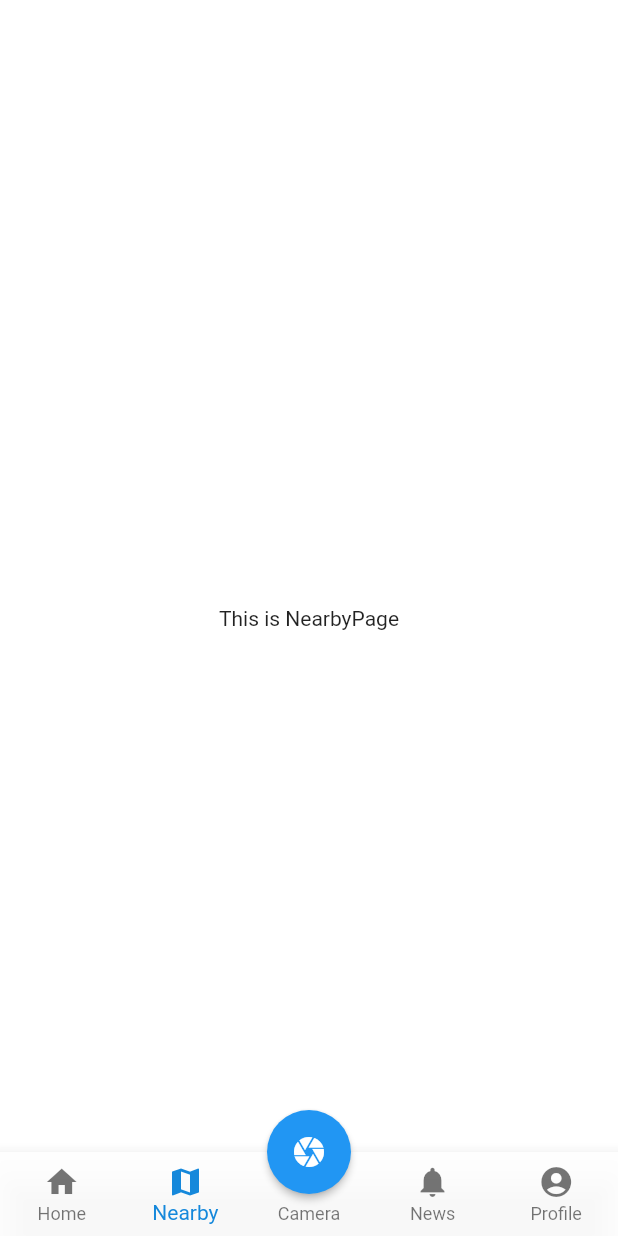
After one commit to buingohoanglong/bkconnect, a Flutter app: the BasePage screen opened directly, item 2 of the bottom bar chosen, after a tap on the "camera" icon, on a phone screen of 412 x 824 dp. The commit adds this screen. Run offline on Flutter 3.47's test engine with Material 2 defaults, Android fonts, the light colour scheme and no system bars.

Commit message:
new changes

```diff
--- /dev/null
+++ b/lib/basePage.dart
@@ -0,0 +1,86 @@
+import 'package:bkconnect/UserInfo.dart';
+import 'package:bkconnect/camera.dart';
+import 'package:flutter/material.dart';
+import 'homePage.dart';
+import 'ProfilePage.dart';
+import 'nearbyPage.dart';
+import 'newsPage.dart';
+
+
+class BasePage extends StatefulWidget {
+  BasePage({this.info});
+
+  final UserInfo info;
+
+  @override
+  _BasePageState createState() => _BasePageState();
+}
+
+class _BasePageState extends State<BasePage> {
+  int _selectedIndex;
+  List<Widget> _pages;
+
+  @override
+  void initState() {
+    _selectedIndex = 0;
+    _pages = [
+      HomePage(info: widget.info),
+      NearbyPage(info: widget.info),
+      CameraPage(info: widget.info),
+      NewsPage(info: widget.info),
+      ProfilePage(info: widget.info),
+    ];
+  }
+
+
+  void _onItemTapped(int index) {
+    setState(() {
+      if (index == 2) return;
+      this._selectedIndex = index;
+    });
+  }
+
+
+  @override
+  Widget build(BuildContext context) {
+    return Scaffold(
+      body: this._pages[this._selectedIndex],
+      floatingActionButtonLocation: FloatingActionButtonLocation.centerDocked,
+      floatingActionButton: FloatingActionButton(
+        onPressed: () {},
+//        tooltip: 'Camera',
+        child: Icon(Icons.camera),
+        elevation: 2.0,
+      ),
+      bottomNavigationBar: BottomNavigationBar(
+        type: BottomNavigationBarType.fixed,
+        backgroundColor: const Color(0xe5ffffff),
+        items: const <BottomNavigationBarItem>[
+          BottomNavigationBarItem(
+            icon: Icon(Icons.home),
+            title: Text('Home'),
+          ),
+          BottomNavigationBarItem(
+            icon: Icon(Icons.map),
+            title: Text('Nearby'),
+          ),
+          BottomNavigationBarItem(
+            icon: Icon(Icons.add),
+            title: Text('Camera'),
+          ),
+          BottomNavigationBarItem(
+            icon: Icon(Icons.notifications),
+            title: Text('News'),
+          ),
+          BottomNavigationBarItem(
+            icon: Icon(Icons.account_circle),
+            title: Text('Profile'),
+          ),
+        ],
+        currentIndex: this._selectedIndex,
+        selectedItemColor: Color(0xff1588db),
+        onTap: this._onItemTapped,
+      ),
+    );
+  }
+}
--- /dev/null
+++ b/lib/homePage.dart
@@ -0,0 +1,33 @@
+import 'package:bkconnect/UserInfo.dart';
+import 'package:flutter/material.dart';
+import 'widgets.dart';
+
+
+class HomePage extends StatefulWidget {
+  HomePage({this.info});
+
+  final UserInfo info;
+
+  @override
+  _HomePageState createState() => _HomePageState();
+}
+
+class _HomePageState extends State<HomePage> {
+
+
+  @override
+  Widget build(BuildContext context) {
+    return SingleChildScrollView(
+      child:Container(
+        alignment: Alignment.center,
+        height: MediaQuery.of(context).size.height,
+        width: MediaQuery.of(context).size.width,
+        decoration: BoxDecoration(
+          borderRadius: BorderRadius.all(Radius.circular(30)),
+          color: Colors.white),
+        child: Text("This is HomePage"),
+      ),
+    );
+  }
+
+}
--- a/lib/loginPage.dart
+++ b/lib/loginPage.dart
@@ -5,7 +5,7 @@ import 'package:http/http.dart' as http;
 import 'UserInfo.dart';
 import 'dart:convert';
 import 'widgets.dart' as wgt;
-
+import 'basePage.dart';
 
 
 class LoginPage extends StatefulWidget {
@@ -41,7 +41,7 @@ class _LoginPageState extends State<LoginPage> {
     var info = UserInfo.fromMap(msg["body"]);
     Navigator.push(
       context,
-      MaterialPageRoute(builder: (context) => ProfilePage(info: info))
+      MaterialPageRoute(builder: (context) => BasePage(info: info))
     );
   }
 
--- /dev/null
+++ b/lib/nearbyPage.dart
@@ -0,0 +1,33 @@
+import 'package:bkconnect/UserInfo.dart';
+import 'package:flutter/material.dart';
+import 'widgets.dart';
+
+
+class NearbyPage extends StatefulWidget {
+  NearbyPage({this.info});
+
+  final UserInfo info;
+
+  @override
+  _NearbyPageState createState() => _NearbyPageState();
+}
+
+class _NearbyPageState extends State<NearbyPage> {
+
+
+  @override
+  Widget build(BuildContext context) {
+    return SingleChildScrollView(
+      child:Container(
+        alignment: Alignment.center,
+        height: MediaQuery.of(context).size.height,
+        width: MediaQuery.of(context).size.width,
+        decoration: BoxDecoration(
+          borderRadius: BorderRadius.all(Radius.circular(30)),
+          color: Colors.white),
+        child: Text("This is NearbyPage"),
+      ),
+    );
+  }
+
+}
```
Also changed, not shown: lib/ProfilePage.dart (added, +111 -0 lines), lib/camera.dart (added, +33 -0 lines), lib/newsPage.dart (added, +33 -0 lines).
